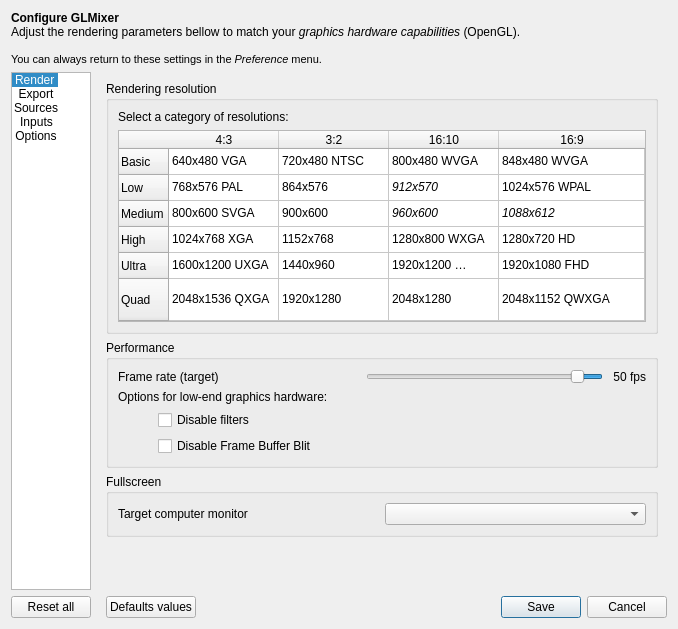
Before: the Qt Designer form src/UserPreferencesDialog.ui in markus-wa/glmixer-mirror, drawn with Qt 5.
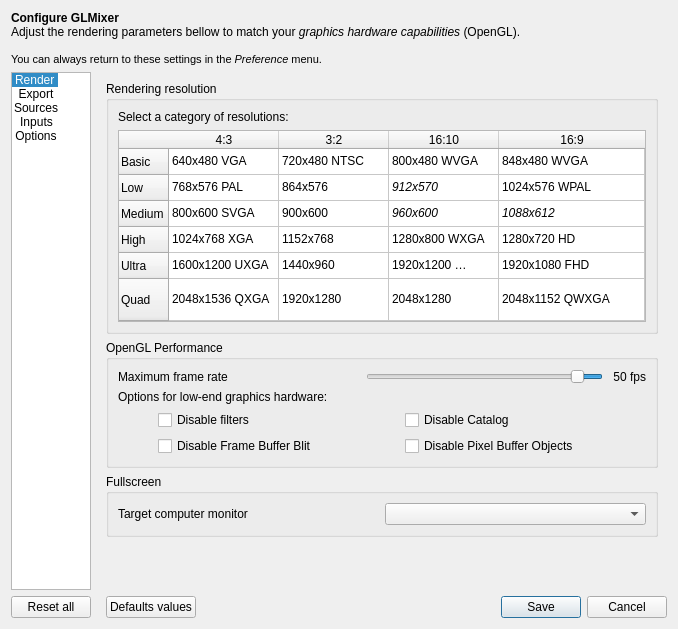
After: the same form once the commit is applied. Icons and pictures are not drawn. Custom widgets are drawn as their Qt base class.

Commit message: Enable/disable Pixel Buffer Object in application preferences. Asynchronous refresh of resolution change in rendering widgets.

```diff
--- a/src/UserPreferencesDialog.ui
+++ b/src/UserPreferencesDialog.ui
@@ -585,7 +585,7 @@
            <item>
             <widget class="QGroupBox" name="Performance">
              <property name="title">
-              <string>Performance</string>
+              <string>OpenGL Performance</string>
              </property>
              <layout class="QVBoxLayout" name="verticalLayout_7">
               <item>
@@ -602,7 +602,7 @@
                    </sizepolicy>
                   </property>
                   <property name="text">
-                   <string>Frame rate (target)</string>
+                   <string>Maximum frame rate</string>
                   </property>
                   <property name="buddy">
                    <cstring>updatePeriod</cstring>
@@ -663,8 +663,8 @@
                </widget>
               </item>
               <item>
-               <layout class="QGridLayout" name="gridLayout_3">
-                <item row="0" column="0" rowspan="2">
+               <layout class="QHBoxLayout" name="horizontalLayout_11">
+                <item>
                  <spacer name="horizontalSpacer">
                   <property name="orientation">
                    <enum>Qt::Horizontal</enum>
@@ -680,7 +680,9 @@
                   </property>
                  </spacer>
                 </item>
-                <item row="0" column="1">
+                <item>
+                 <layout class="QGridLayout" name="gridLayout">
+                  <item row="0" column="0">
                  <widget class="QCheckBox" name="disableFiltering">
                   <property name="toolTip">
                    <string>Disable filters if the rendering is too slow; the filters will not be available anymore.</string>
@@ -690,8 +692,15 @@
                   </property>
                  </widget>
                 </item>
-                <item row="1" column="1">
-                 <widget class="QCheckBox" name="activateBlitFrameBuffer">
+                  <item row="0" column="1">
+                   <widget class="QCheckBox" name="disableCatalog">
+                    <property name="text">
+                     <string>Disable Catalog</string>
+                    </property>
+                   </widget>
+                  </item>
+                  <item row="1" column="0">
+                   <widget class="QCheckBox" name="disableBlitFrameBuffer">
                   <property name="toolTip">
                    <string>Disable it if the rendering output window does not show anything. </string>
                   </property>
@@ -702,6 +711,18 @@
                    <bool>false</bool>
                   </property>
                  </widget>
+                  </item>
+                  <item row="1" column="1">
+                   <widget class="QCheckBox" name="disablePixelBufferObject">
+                    <property name="toolTip">
+                     <string>Disable pixel buffer object if your graphics hardware does not accelerate this extension in hardware.</string>
+                    </property>
+                    <property name="text">
+                     <string>Disable Pixel Buffer Objects</string>
+                    </property>
+                   </widget>
+                  </item>
+                 </layout>
                 </item>
                </layout>
               </item>
```
Lines whose indentation alone changed are shown as unchanged. The commit also changes 24 other files.
